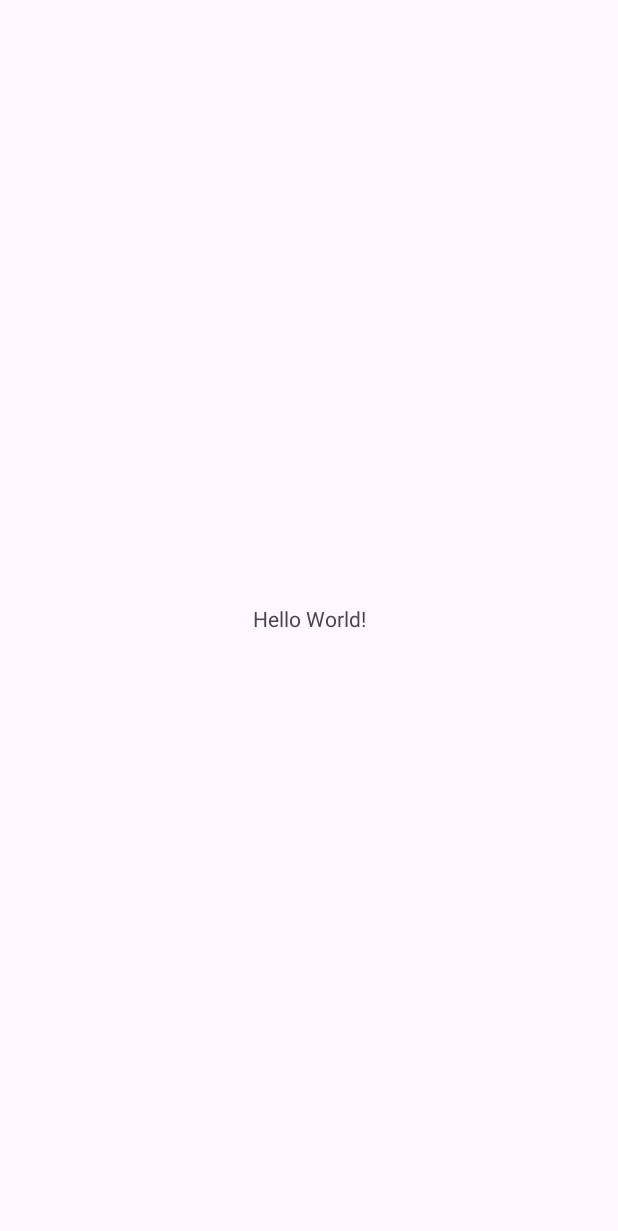
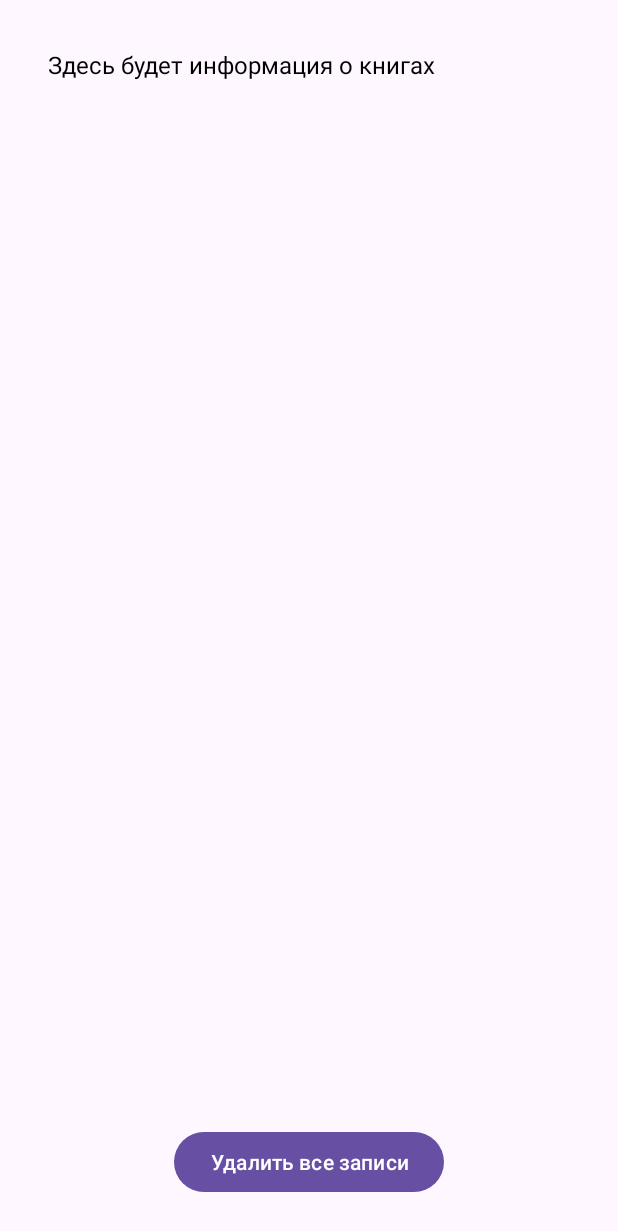
Before and after one commit to platonso/AndroidMireaLabs, an Android app: the screen it shows after launch (MainActivity), on a phone screen of 412 x 824 dp. Before the commit the part shown is almost empty. Shown: the top 1231 px of the screen. Run offline under Robolectric (Android 15) with nearby library versions, the phone set to English and light mode, and no system bars.

Commit message:
added db

```diff
--- a/app/src/main/java/com/example/androidmirealabs/MainActivity.java
+++ b/app/src/main/java/com/example/androidmirealabs/MainActivity.java
@@ -2,17 +2,77 @@ package com.example.androidmirealabs;
 
 import androidx.appcompat.app.AppCompatActivity;
 
+import android.annotation.SuppressLint;
+import android.content.ContentResolver;
+import android.database.Cursor;
 import android.net.Uri;
 import android.os.Bundle;
+import android.util.Log;
+import android.view.View;
+import android.widget.Button;
+import android.widget.TextView;
+import android.widget.Toast;
 
 public class MainActivity extends AppCompatActivity {
 
     public static final Uri CONTENT_URI =
             Uri.parse("content://com.example.app.provider/books");
 
+    private TextView booksTextView;
+    private Button deleteButton;
+
     @Override
     protected void onCreate(Bundle savedInstanceState) {
         super.onCreate(savedInstanceState);
         setContentView(R.layout.activity_main);
+
+        booksTextView = findViewById(R.id.booksTextView);
+        deleteButton = findViewById(R.id.deleteButton);
+
+        // Установка обработчика нажатия на кнопку
+        deleteButton.setOnClickListener(new View.OnClickListener() {
+            @Override
+            public void onClick(View v) {
+                // Удаление всех записей из базы данных
+                int rowsDeleted = deleteAllBooks();
+                if (rowsDeleted > 0) {
+                    Toast.makeText(MainActivity.this, "All books deleted successfully", Toast.LENGTH_SHORT).show();
+                    // Обновление отображения списка книг в TextView после удаления
+                    displayBooks();
+                } else {
+                    Toast.makeText(MainActivity.this, "Failed to delete books", Toast.LENGTH_SHORT).show();
+                }
+            }
+        });
+
+        // Отображение списка книг в TextView
+        displayBooks();
+    }
+
+    // Метод для отображения списка книг в TextView
+    private void displayBooks() {
+        Cursor cursor = getContentResolver().query(CONTENT_URI, null, null, null, null);
+        if (cursor != null) {
+            StringBuilder booksInfo = new StringBuilder();
+            while (cursor.moveToNext()) {
+                @SuppressLint("Range") int id = cursor.getInt(cursor.getColumnIndex("_id"));
+                @SuppressLint("Range") String title = cursor.getString(cursor.getColumnIndex("title"));
+                @SuppressLint("Range") String author = cursor.getString(cursor.getColumnIndex("author"));
+
+                booksInfo.append("Book ID: ").append(id).append(", Title: ").append(title).append(", Author: ").append(author).append("\n");
+            }
+            cursor.close();
+
+            // Установка текста в TextView
+            booksTextView.setText(booksInfo.toString());
+        } else {
+            Log.e("MainActivity", "Cursor is null");
+        }
+    }
+
+    // Метод для удаления всех записей из базы данных
+    private int deleteAllBooks() {
+        ContentResolver contentResolver = getContentResolver();
+        return contentResolver.delete(CONTENT_URI, null, null);
     }
 }
--- a/app/src/main/res/layout/activity_main.xml
+++ b/app/src/main/res/layout/activity_main.xml
@@ -1,18 +1,28 @@
 <?xml version="1.0" encoding="utf-8"?>
-<androidx.constraintlayout.widget.ConstraintLayout xmlns:android="http://schemas.android.com/apk/res/android"
+<androidx.coordinatorlayout.widget.CoordinatorLayout xmlns:android="http://schemas.android.com/apk/res/android"
     xmlns:app="http://schemas.android.com/apk/res-auto"
     xmlns:tools="http://schemas.android.com/tools"
+    android:id="@+id/linearLayout"
     android:layout_width="match_parent"
-    android:layout_height="match_parent"
-    tools:context=".MainActivity">
+    android:layout_height="match_parent">
 
     <TextView
+        android:id="@+id/booksTextView"
         android:layout_width="wrap_content"
         android:layout_height="wrap_content"
-        android:text="Hello World!"
-        app:layout_constraintBottom_toBottomOf="parent"
-        app:layout_constraintEnd_toEndOf="parent"
-        app:layout_constraintStart_toStartOf="parent"
-        app:layout_constraintTop_toTopOf="parent" />
+        android:layout_marginStart="32dp"
+        android:layout_marginLeft="32dp"
+        android:layout_marginTop="32dp"
+        android:text="Здесь будет информация о книгах"
+        android:textColor="@android:color/black"
+        android:textSize="16sp" />
 
-</androidx.constraintlayout.widget.ConstraintLayout>
+    <Button
+        android:id="@+id/deleteButton"
+        android:layout_gravity="bottom|center"
+        android:layout_margin="25sp"
+        android:layout_width="wrap_content"
+        android:layout_height="wrap_content"
+        android:text="Удалить все записи" />
+
+</androidx.coordinatorlayout.widget.CoordinatorLayout>
```
Also changed, not shown: app/src/main/java/com/example/androidmirealabs/BookProvider.java (+12 -20 lines), app/src/main/java/com/example/androidmirealabs/DBHelper.java (added, +33 -0 lines).
